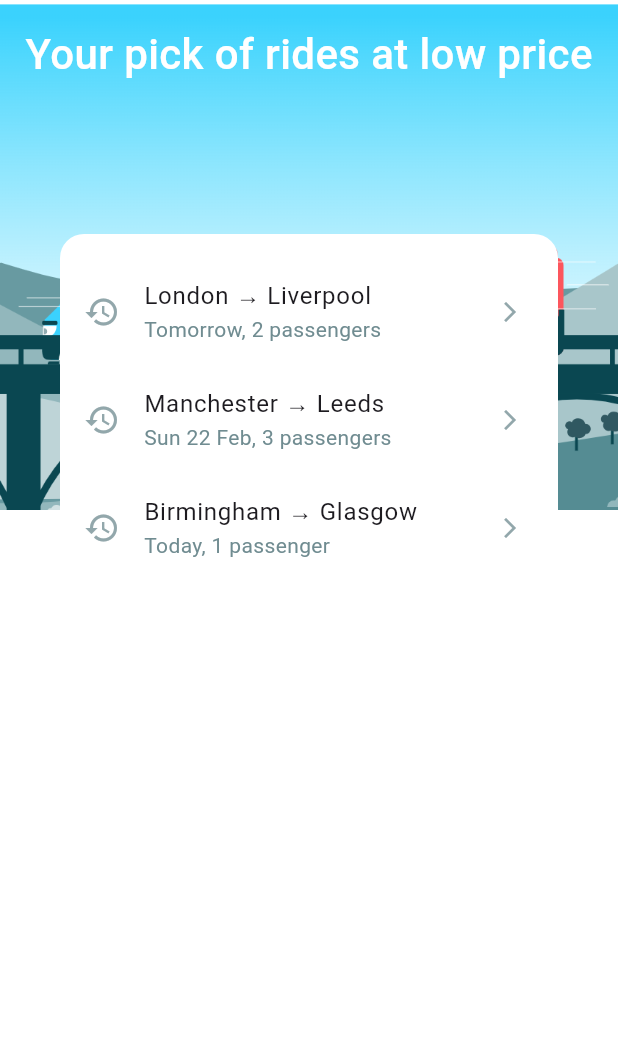
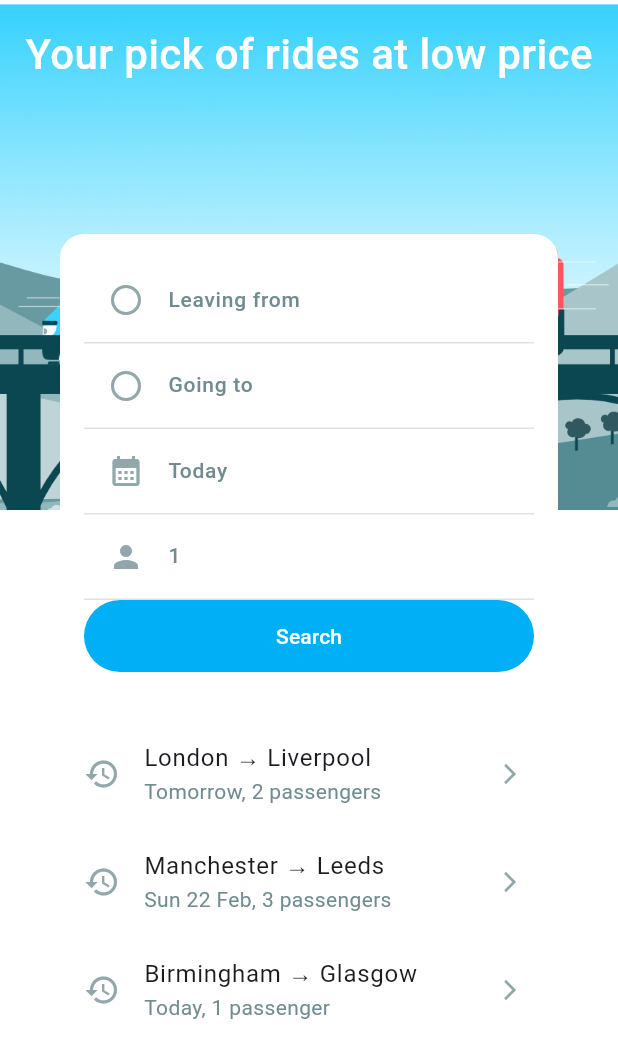
Before and after one commit to Haysansan/bla, a Flutter app: the screen it shows after launch, on a phone screen of 412 x 824 dp. Shown: the top 1058 px of the screen. Run offline on Flutter 3.47's test engine with Material 3 defaults, Android fonts, the light colour scheme and no system bars; Roboto replaces fonts that are missing (Eesti); project files that could hold a hidden picture were left out.

Commit message:
actions form + input widgets

```diff
--- a/lib/ui/screens/ride_pref/widgets/ride_prefs_form.dart
+++ b/lib/ui/screens/ride_pref/widgets/ride_prefs_form.dart
@@ -2,6 +2,13 @@ import 'package:flutter/material.dart';
 
 import '../../../../model/ride/locations.dart';
 import '../../../../model/ride_pref/ride_pref.dart';
+import 'package:bla/ui/theme/theme.dart';
+import 'package:bla/ui/widgets/actions/bla_button.dart';
+import 'package:bla/ui/widgets/actions/bla_switch_button.dart';
+import 'package:bla/ui/widgets/display/bla_divider.dart';
+import 'package:bla/ui/widgets/inputs/bla_date.dart';
+import 'package:bla/ui/widgets/inputs/bla_location_input.dart';
+import 'package:bla/ui/widgets/inputs/bla_seat_input.dart';
 
 ///
 /// A Ride Preference From is a view to select:
@@ -36,26 +43,76 @@ class _RidePrefFormState extends State<RidePrefForm> {
   void initState() {
     super.initState();
     // TODO
+
+    departure = widget.initRidePref?.departure;
+    arrival = widget.initRidePref?.arrival;
+    departureDate = DateTime.now();
+    requestedSeats = 1;
   }
 
   // ----------------------------------
   // Handle events
   // ----------------------------------
-
+  void onSwitch() {
+    Location? temp = departure;
+    setState(() {
+      departure = arrival;
+      arrival = temp;
+    });
+  }
   // ----------------------------------
   // Compute the widgets rendering
   // ----------------------------------
-
+  bool get isFormValid {
+    return departure != null && arrival != null && departure != arrival;
+  }
   // ----------------------------------
   // Build the widgets
   // ----------------------------------
   @override
   Widget build(BuildContext context) {
-    return Column(
-      mainAxisAlignment: MainAxisAlignment.start,
-      crossAxisAlignment: CrossAxisAlignment.stretch,
-      children: [
+    return Padding(
+      padding: const EdgeInsets.all(BlaSpacings.m),
+      child: Column(
+        crossAxisAlignment: CrossAxisAlignment.stretch,
+ children: [
+          // Departure
+          BlaLocationInput(
+            location: departure,
+            type: LocationType.departure,
+            onTap: () {},
+          ),
 
-        ]);
+          BlaDivider(),
+
+          // Arrival
+          BlaLocationInput(
+            location: arrival,
+            type: LocationType.arrival,
+            switchIcon: BlaSwitchButton(onTap: onSwitch),
+            onTap: () {},
+          ),
+
+          BlaDivider(),
+
+          // Date
+          BlaDateTile(date: departureDate, onTap: () {}),
+
+          BlaDivider(),
+
+          // Seats
+          BlaSeatInput(passengerAmount: requestedSeats, onTap: () {}),
+
+          BlaDivider(),
+
+          // Search button
+          BlaButton(
+            label: 'Search',
+            type: ButtonType.primary,
+            onPressed: () {},
+          ),
+        ],
+      ),
+    );
   }
 }
--- /dev/null
+++ b/lib/ui/widgets/actions/bla_switch_button.dart
@@ -0,0 +1,16 @@
+import 'package:flutter/material.dart';
+import 'package:bla/ui/theme/theme.dart';
+
+class BlaSwitchButton extends StatelessWidget {
+  final VoidCallback onTap;
+
+  const BlaSwitchButton({super.key, required this.onTap});
+
+  @override
+  Widget build(BuildContext context) {
+    return IconButton(
+      onPressed: onTap,
+      icon: Icon(Icons.swap_vert, color: BlaColors.neutralLight),
+    );
+  }
+}
--- /dev/null
+++ b/lib/ui/widgets/inputs/bla_date.dart
@@ -0,0 +1,24 @@
+import 'package:flutter/material.dart';
+import 'package:bla/utils/date_time_utils.dart';
+import 'package:bla/ui/theme/theme.dart';
+
+class BlaDateTile extends StatelessWidget {
+  final DateTime date;
+  final VoidCallback onTap;
+
+  const BlaDateTile({super.key, required this.date, required this.onTap});
+
+  String get formatDate => DateTimeUtils.formatDateTime(date);
+
+  @override
+  Widget build(BuildContext context) {
+    return ListTile(
+      onTap: onTap,
+      leading: Icon(Icons.calendar_month, color: BlaColors.iconLight),
+      title: Text(
+        formatDate,
+        style: BlaTextStyles.button.copyWith(color: BlaColors.neutralLight),
+      ),
+    );
+  }
+}
--- /dev/null
+++ b/lib/ui/widgets/inputs/bla_location_input.dart
@@ -0,0 +1,38 @@
+import 'package:bla/model/ride/locations.dart';
+import 'package:bla/ui/theme/theme.dart';
+import 'package:flutter/material.dart';
+
+enum LocationType { departure, arrival }
+
+class BlaLocationInput extends StatelessWidget {
+  final Location? location;
+  final LocationType type;
+  final Widget? switchIcon;
+  final VoidCallback onTap;
+
+  const BlaLocationInput({
+    super.key,
+    required this.location,
+    required this.type,
+    required this.onTap,
+    this.switchIcon,
+  });
+
+  String get title =>
+      "${location?.name}${type == LocationType.arrival ? ", ${location?.country.name}" : ""} ";
+  String get placeHolder =>
+      type == LocationType.departure ? "Leaving from" : "Going to";
+
+  @override
+  Widget build(BuildContext context) {
+    return ListTile(
+      onTap: onTap,
+      leading: Icon(Icons.radio_button_unchecked, color: BlaColors.iconLight),
+      title: Text(
+        location == null ? placeHolder : title,
+        style: BlaTextStyles.button.copyWith(color: BlaColors.neutralLight),
+      ),
+      trailing: location == null ? null : switchIcon,
+    );
+  }
+}
--- /dev/null
+++ b/lib/ui/widgets/inputs/bla_seat_input.dart
@@ -0,0 +1,26 @@
+import 'package:flutter/material.dart';
+import 'package:bla/ui/theme/theme.dart';
+
+class BlaSeatInput extends StatelessWidget {
+  final int passengerAmount;
+  final VoidCallback onTap;
+
+  const BlaSeatInput({
+    super.key,
+    required this.passengerAmount,
+    required this.onTap,
+  });
+
+
+  @override
+  Widget build(BuildContext context) {
+    return ListTile(
+      onTap: onTap,
+      leading: Icon(Icons.person, color: BlaColors.iconLight),
+      title: Text(
+        passengerAmount.toString(),
+        style: BlaTextStyles.button.copyWith(color: BlaColors.neutralLight),
+      ),
+    );
+  }
+}
```
